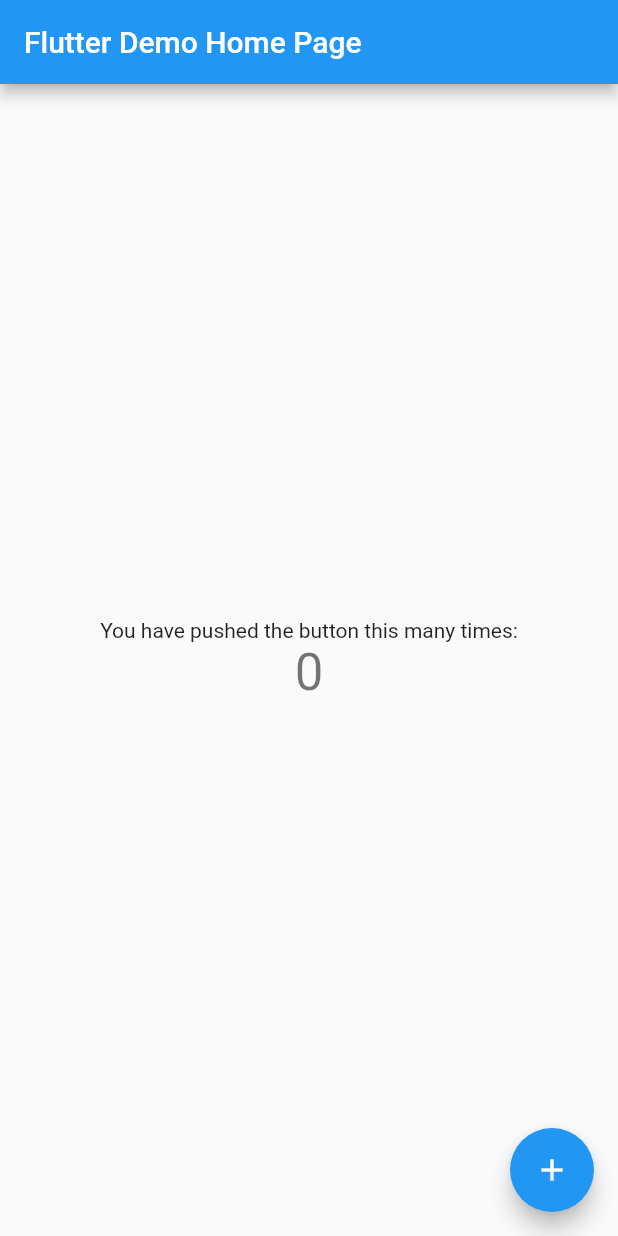
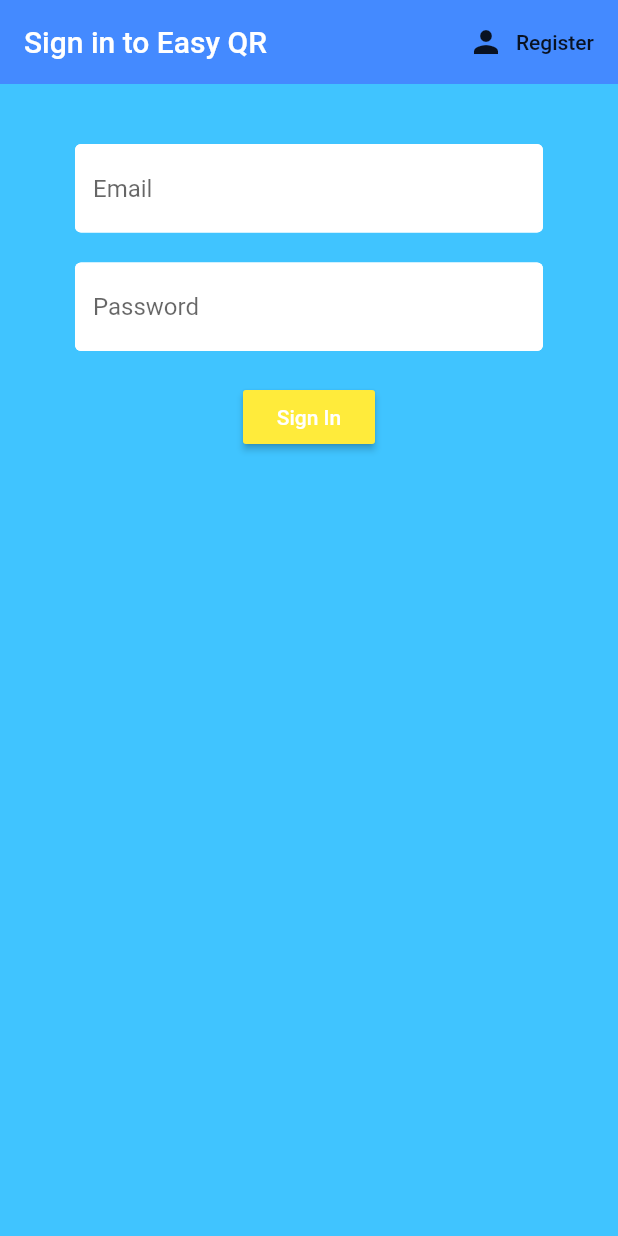
Before and after one commit to Madu-shani25/student_attendence_marking_app, a Flutter app: the screen it shows after launch, on a phone screen of 412 x 824 dp. Run offline on Flutter 3.47's test engine with Material 2 defaults, Android fonts, the phone set to English and light mode, and no system bars; our stand-ins replace cloud_firestore, firebase_auth, flutter_spinkit; accounts and stored records are empty.

```diff
--- a/lib/main.dart
+++ b/lib/main.dart
@@ -1,4 +1,8 @@
+import 'package:student_attendence_marking_app/screens/wrapper.dart';
 import 'package:flutter/material.dart';
+import 'package:provider/provider.dart';
+import 'package:student_attendence_marking_app/models/user.dart';
+import 'package:student_attendence_marking_app/services/auth.dart';
 
 void main() => runApp(MyApp());
 
@@ -6,106 +10,11 @@ class MyApp extends StatelessWidget {
   // This widget is the root of your application.
   @override
   Widget build(BuildContext context) {
-    return MaterialApp(
-      title: 'Flutter Demo',
-      theme: ThemeData(
-        // This is the theme of your application.
-        //
-        // Try running your application with "flutter run". You'll see the
-        // application has a blue toolbar. Then, without quitting the app, try
-        // changing the primarySwatch below to Colors.green and then invoke
-        // "hot reload" (press "r" in the console where you ran "flutter run",
-        // or simply save your changes to "hot reload" in a Flutter IDE).
-        // Notice that the counter didn't reset back to zero; the application
-        // is not restarted.
-        primarySwatch: Colors.blue,
+    return StreamProvider<User>.value(
+      value: AuthService().user,
+      child: MaterialApp(
+        home: Wrapper(),
       ),
-      home: MyHomePage(title: 'Flutter Demo Home Page'),
     );
   }
 }
-
-class MyHomePage extends StatefulWidget {
-  MyHomePage({Key key, this.title}) : super(key: key);
-
-  // This widget is the home page of your application. It is stateful, meaning
-  // that it has a State object (defined below) that contains fields that affect
-  // how it looks.
-
-  // This class is the configuration for the state. It holds the values (in this
-  // case the title) provided by the parent (in this case the App widget) and
-  // used by the build method of the State. Fields in a Widget subclass are
-  // always marked "final".
-
-  final String title;
-
-  @override
-  _MyHomePageState createState() => _MyHomePageState();
-}
-
-class _MyHomePageState extends State<MyHomePage> {
-  int _counter = 0;
-
-  void _incrementCounter() {
-    setState(() {
-      // This call to setState tells the Flutter framework that something has
-      // changed in this State, which causes it to rerun the build method below
-      // so that the display can reflect the updated values. If we changed
-      // _counter without calling setState(), then the build method would not be
-      // called again, and so nothing would appear to happen.
-      _counter++;
-    });
-  }
-
-  @override
-  Widget build(BuildContext context) {
-    // This method is rerun every time setState is called, for instance as done
-    // by the _incrementCounter method above.
-    //
-    // The Flutter framework has been optimized to make rerunning build methods
-    // fast, so that you can just rebuild anything that needs updating rather
-    // than having to individually change instances of widgets.
-    return Scaffold(
-      appBar: AppBar(
-        // Here we take the value from the MyHomePage object that was created by
-        // the App.build method, and use it to set our appbar title.
-        title: Text(widget.title),
-      ),
-      body: Center(
-        // Center is a layout widget. It takes a single child and positions it
-        // in the middle of the parent.
-        child: Column(
-          // Column is also a layout widget. It takes a list of children and
-          // arranges them vertically. By default, it sizes itself to fit its
-          // children horizontally, and tries to be as tall as its parent.
-          //
-          // Invoke "debug painting" (press "p" in the console, choose the
-          // "Toggle Debug Paint" action from the Flutter Inspector in Android
-          // Studio, or the "Toggle Debug Paint" command in Visual Studio Code)
-          // to see the wireframe for each widget.
-          //
-          // Column has various properties to control how it sizes itself and
-          // how it positions its children. Here we use mainAxisAlignment to
-          // center the children vertically; the main axis here is the vertical
-          // axis because Columns are vertical (the cross axis would be
-          // horizontal).
-          mainAxisAlignment: MainAxisAlignment.center,
-          children: <Widget>[
-            Text(
-              'You have pushed the button this many times:',
-            ),
-            Text(
-              '$_counter',
-              style: Theme.of(context).textTheme.display1,
-            ),
-          ],
-        ),
-      ),
-      floatingActionButton: FloatingActionButton(
-        onPressed: _incrementCounter,
-        tooltip: 'Increment',
-        child: Icon(Icons.add),
-      ), // This trailing comma makes auto-formatting nicer for build methods.
-    );
-  }
-}
--- /dev/null
+++ b/lib/models/user.dart
@@ -0,0 +1,5 @@
+class User{
+  final String uid;
+
+  User({this.uid});
+}
--- /dev/null
+++ b/lib/screens/authenticate/authenticate.dart
@@ -0,0 +1,24 @@
+import 'package:student_attendence_marking_app/screens/authenticate/register.dart';
+import 'package:student_attendence_marking_app/screens/authenticate/sign_in.dart';
+import 'package:flutter/material.dart';
+class Authenticate extends StatefulWidget {
+  @override
+  _AuthenticateState createState() => _AuthenticateState();
+}
+
+class _AuthenticateState extends State<Authenticate> {
+
+  bool showSignIn = true;
+  void toggleView() {
+    setState(() => showSignIn = !showSignIn);
+  }
+
+  @override
+  Widget build(BuildContext context) {
+   if (showSignIn) {
+     return SignIn(toggleView: toggleView);
+   }else {
+     return Register(toggleView: toggleView);
+   }
+  }
+}
--- /dev/null
+++ b/lib/screens/authenticate/register.dart
@@ -0,0 +1,98 @@
+import 'package:student_attendence_marking_app/services/auth.dart';
+import 'package:student_attendence_marking_app/shared/constant.dart';
+import 'package:student_attendence_marking_app/shared/loading.dart';
+import 'package:flutter/material.dart';
+
+
+class Register extends StatefulWidget {
+
+final Function toggleView;
+Register({this.toggleView});
+
+  @override
+  _RegisterState createState() => _RegisterState();
+}
+
+class _RegisterState extends State<Register> {
+
+  final AuthService _auth = AuthService();
+  final _formKey = GlobalKey<FormState>();
+  bool loading = false;
+
+  String error = '';
+
+//text field state
+  String email = '';
+  String password = '';
+
+
+  @override
+  Widget build(BuildContext context) {
+    return loading ? Loading() : Scaffold(
+      backgroundColor: Colors.lightBlueAccent,
+      appBar: AppBar(
+        backgroundColor: Colors.blueAccent,
+        elevation: 0.0,
+        title: Text('Sign Up to Easy QR'),
+        actions: <Widget>[
+          FlatButton.icon(
+            icon: Icon(Icons.person),
+            label: Text('Sign In'),
+            onPressed: () => widget.toggleView(),
+          ),
+        ],
+      ),
+      body:Container(
+        padding: EdgeInsets.symmetric(vertical:20.0, horizontal: 50.0),
+        child: Form(
+          key: _formKey,
+          child: Column(
+            children: <Widget>[
+              SizedBox(height: 20.0),
+              TextFormField(
+                decoration: textInputDecoration.copyWith(hintText:'Email'),
+                validator: (val) => val.isEmpty ? 'Enter an email' : null,
+                onChanged: (val){
+                  setState(() => email = val);
+                },
+              ),
+              SizedBox(height: 20.0),
+              TextFormField(
+                decoration: textInputDecoration.copyWith(hintText: 'Password'),
+                  obscureText: true,
+                  validator: (val) => val.length < 8  ? 'Enter a Password 8+ chars long' : null,
+                  onChanged: (val) {
+                    setState(() => password = val);
+                  }
+              ),
+              SizedBox(height: 20.0),
+              RaisedButton(
+                color: Colors.yellow,
+                child: Text('Register',
+                  style: TextStyle(color: Colors.white),
+                ),
+                onPressed: () async{
+                 if (_formKey.currentState.validate()){
+                   setState(() => loading = true);
+                  dynamic result = await _auth.registerWithEmailAndPassword(email, password);
+                  if (result == null) {
+                    setState(() {
+                       error = 'Please supply a Valid Email';
+                       loading = false;
+                    });
+                  }
+                 }
+                },
+              ),
+              SizedBox(height: 12.0),
+              Text(
+                error,
+                style: TextStyle(color: Colors.red, fontSize: 14.0),
+              ),
+            ],
+          ),
+        ),
+      ),
+    );
+  }
+}
--- /dev/null
+++ b/lib/screens/authenticate/sign_in.dart
@@ -0,0 +1,99 @@
+import 'package:student_attendence_marking_app/services/auth.dart';
+import 'package:student_attendence_marking_app/shared/constant.dart';
+import 'package:student_attendence_marking_app/shared/loading.dart';
+import 'package:flutter/material.dart';
+
+class SignIn extends StatefulWidget {
+
+  final Function toggleView;
+  SignIn({this.toggleView});
+
+  @override
+  _SignInState createState() => _SignInState();
+}
+
+class _SignInState extends State<SignIn> {
+
+  final AuthService _auth = AuthService();
+  final _formKey = GlobalKey<FormState>();
+  bool loading = false;
+
+  String error = '';
+
+  //text field state
+  String email = '';
+  String password = '';
+
+
+  @override
+  Widget build(BuildContext context) {
+    return  loading ? Loading() : Scaffold(
+      backgroundColor: Colors.lightBlueAccent,
+      appBar: AppBar(
+        backgroundColor: Colors.blueAccent,
+        elevation: 0.0,
+        title: Text('Sign in to Easy QR'),
+        actions: <Widget>[
+          FlatButton.icon(
+            icon: Icon(Icons.person),
+            label: Text('Register'),
+            onPressed: () => widget.toggleView(),
+          ),
+        ],
+      ),
+      body:Container(
+        padding: EdgeInsets.symmetric(vertical:20.0, horizontal: 50.0),
+        child: Form(
+          key: _formKey,
+          child: Column(
+            children: <Widget>[
+              SizedBox(height: 20.0),
+              TextFormField(
+                decoration:textInputDecoration.copyWith(hintText: 'Email'),
+                validator: (val) => val.isEmpty ? 'Enter an email' : null,
+                onChanged: (val){
+                 setState(() => email = val);
+                },
+              ),
+              SizedBox(height: 20.0),
+              TextFormField(
+                decoration:textInputDecoration.copyWith(hintText:'Password'),
+                obscureText: true,
+                  validator: (val) => val.length < 8  ? 'Enter a Password 8+ chars long' : null,
+                onChanged: (val) {
+                  setState(() => password = val);
+                }
+              ),
+              SizedBox(height: 20.0),
+              RaisedButton(
+                color: Colors.yellow,
+                child: Text('Sign In',
+                  style: TextStyle(color: Colors.white),
+                ),
+                onPressed: () async {
+                  if (_formKey.currentState.validate()) {
+                    setState(() => loading = true);
+                    dynamic result = await _auth.signInWithEmailAndPassword(
+                        email, password);
+                    //
+                    if (result == null) {
+                      setState(() {
+                        error = 'Could Not Sign In With Those Credentials';
+                        loading = false;
+                      });
+                    }
+                  }
+                }
+                ),
+              SizedBox(height: 12.0),
+              Text(
+                error,
+                style: TextStyle(color: Colors.red, fontSize: 14.0),
+              ),
+            ],
+          ),
+        ),
+      ),
+    );
+  }
+}
--- /dev/null
+++ b/lib/screens/wrapper.dart
@@ -0,0 +1,22 @@
+import 'package:student_attendence_marking_app/models/user.dart';
+import 'package:student_attendence_marking_app/screens/authenticate/authenticate.dart';
+import 'package:student_attendence_marking_app/screens/home/home.dart';
+import 'package:flutter/material.dart';
+import 'package:provider/provider.dart';
+
+class Wrapper extends StatelessWidget {
+  @override
+  Widget build(BuildContext context) {
+
+    final user = Provider.of<User>(context);
+    print(user);
+
+    //return either Home or Authenticate widget
+
+    if (user == null){
+      return Authenticate();
+    }else{
+      return Home();
+    }
+  }
+}
--- /dev/null
+++ b/lib/services/database.dart
@@ -0,0 +1,19 @@
+import 'package:cloud_firestore/cloud_firestore.dart';
+
+class DatabaseService{
+
+  final String uid;
+  DatabaseService({this.uid});
+
+  //collection reference
+  final CollectionReference stdCollection = Firestore.instance.collection('stds');
+
+  Future updateUserData(String course, String name, int number ) async {
+    return await stdCollection.document(uid).setData({
+      'course': course,
+      'name': name,
+      'number': number,
+    });
+  }
+
+}
--- /dev/null
+++ b/lib/shared/constant.dart
@@ -0,0 +1,12 @@
+import 'package:flutter/material.dart';
+
+const textInputDecoration = InputDecoration(
+  fillColor: Colors.white,
+  filled: true,
+  enabledBorder: OutlineInputBorder(
+    borderSide: BorderSide(color:Colors.white, width: 2.0),
+  ),
+  focusedBorder: OutlineInputBorder(
+    borderSide: BorderSide(color: Colors.black54, width: 2.0),
+  ),
+);
--- a/pubspec.yaml
+++ b/pubspec.yaml
@@ -19,6 +19,10 @@ environment:
 dependencies:
   flutter:
     sdk: flutter
+  provider:
+  firebase_auth: ^0.16.0
+  cloud_firestore: ^0.13.5
+  flutter_spinkit:
 
   # The following adds the Cupertino Icons font to your application.
   # Use with the CupertinoIcons class for iOS style icons.
```
Also changed, not shown: lib/screens/home/home.dart (added, +43 -0 lines), lib/services/auth.dart (added, +77 -0 lines), lib/shared/loading.dart (added, +17 -0 lines), pubspec.lock, 3 other files.
